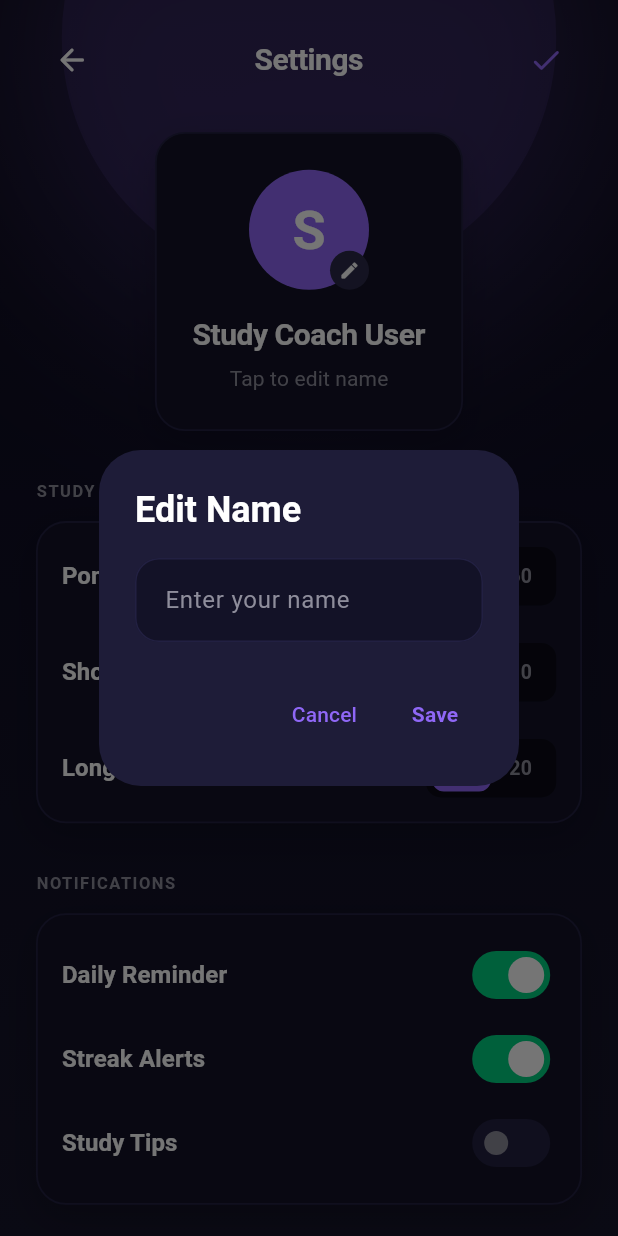
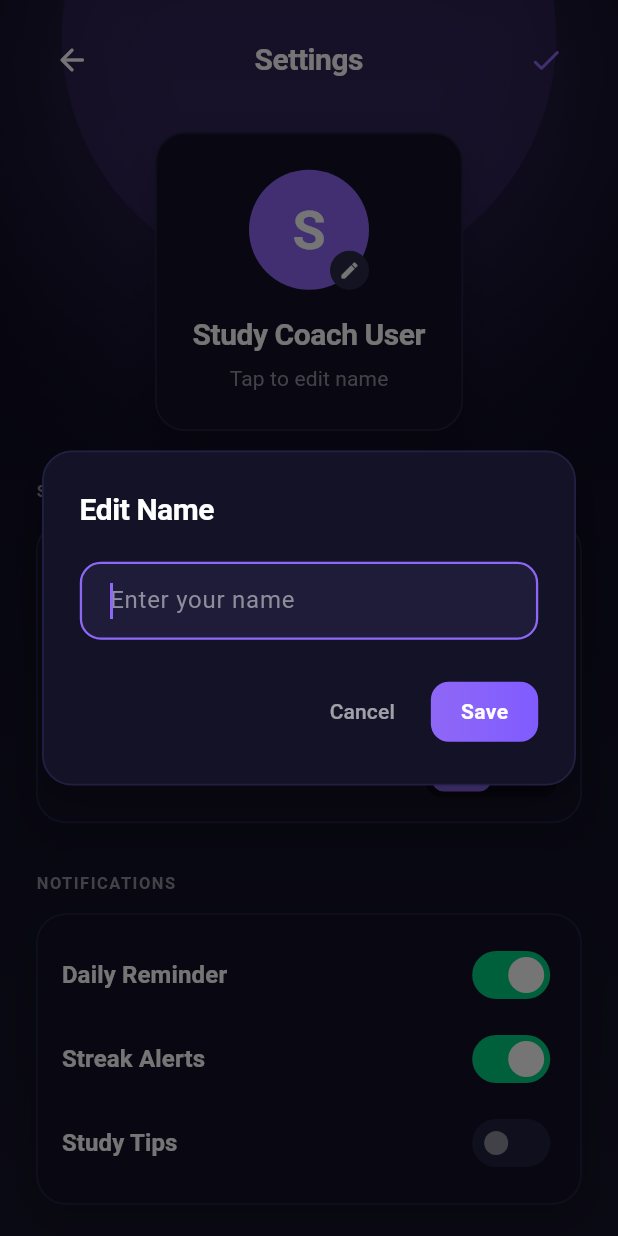
Before and after one commit to HasnainChd/study_coach_app, a Flutter app: the SettingsPage screen opened directly, after a tap on the "edit" icon, on a phone screen of 412 x 824 dp. Run offline on Flutter 3.47's test engine with Material 3 defaults, Android fonts, the phone set to English and light mode, and no system bars; our stand-ins replace flutter_bloc, flutter_dotenv, flutter_local_notifications, hive, hive_flutter, shared_preferences and 1 more; accounts and stored records are empty.

Commit message:
Persist theme; refine UI dialogs & spacing

```diff
--- a/lib/features/settings/presentation/pages/settings_page.dart
+++ b/lib/features/settings/presentation/pages/settings_page.dart
@@ -23,32 +23,82 @@ class SettingsPage extends StatelessWidget {
     showDialog(
       context: context,
       builder: (dialogContext) {
-        return AlertDialog(
-          backgroundColor:
-              isDark ? AppColors.darkOverlayBg : AppColors.lightCardBg,
-          title: Text(
+        return Dialog(
+          backgroundColor: Colors.transparent,
+          insetPadding: const EdgeInsets.symmetric(horizontal: 28),
+          child: GlassCard(
+            padding: const EdgeInsets.all(24),
+            child: Column(
+              mainAxisSize: MainAxisSize.min,
+              crossAxisAlignment: CrossAxisAlignment.start,
+              children: [
+                Text(
                   'Edit Name',
-            style: TextStyle(
-              color: isDark ? Colors.white : AppColors.lightTextPrimary,
-              fontWeight: FontWeight.bold,
+                  style: AppTextStyles.headingSmall.copyWith(
+                    color: isDark
+                        ? AppColors.darkTextPrimary
+                        : AppColors.lightTextPrimary,
                   ),
                 ),
-          content: TextField(
+                const SizedBox(height: 20),
+                TextField(
                   controller: controller,
+                  autofocus: true,
                   style: TextStyle(
                     color: isDark ? Colors.white : AppColors.lightTextPrimary,
                   ),
-            decoration: const InputDecoration(
+                  decoration: InputDecoration(
                     hintText: 'Enter your name',
+                    hintStyle: TextStyle(
+                      color: isDark
+                          ? AppColors.darkTextSecondary
+                          : AppColors.lightTextSecondary,
+                    ),
+                    filled: true,
+                    fillColor: isDark
+                        ? AppColors.darkOverlayBg
+                        : AppColors.lightBorder.withValues(alpha: 0.35),
+                    contentPadding: const EdgeInsets.symmetric(
+                      horizontal: 16,
+                      vertical: 14,
+                    ),
+                    border: OutlineInputBorder(
+                      borderRadius: BorderRadius.circular(14),
+                      borderSide: BorderSide.none,
+                    ),
+                    enabledBorder: OutlineInputBorder(
+                      borderRadius: BorderRadius.circular(14),
+                      borderSide: BorderSide(
+                        color: isDark
+                            ? AppColors.darkBorder
+                            : AppColors.lightBorder,
                       ),
                     ),
-          actions: [
+                    focusedBorder: OutlineInputBorder(
+                      borderRadius: BorderRadius.circular(14),
+                      borderSide: const BorderSide(
+                        color: AppColors.primary,
+                        width: 1.5,
+                      ),
+                    ),
+                  ),
+                ),
+                const SizedBox(height: 24),
+                Row(
+                  mainAxisAlignment: MainAxisAlignment.end,
+                  children: [
                     TextButton(
                       onPressed: () => Navigator.pop(dialogContext),
-              child: const Text('Cancel'),
+                      child: Text(
+                        'Cancel',
+                        style: TextStyle(
+                          color: isDark ? Colors.white60 : Colors.grey.shade600,
                         ),
-            TextButton(
-              onPressed: () async {
+                      ),
+                    ),
+                    const SizedBox(width: 12),
+                    InkWell(
+                      onTap: () async {
                         final newName = controller.text.trim();
                         if (newName.isNotEmpty) {
                           final prefs = await SharedPreferences.getInstance();
@@ -59,12 +109,35 @@ class SettingsPage extends StatelessWidget {
                           Navigator.pop(dialogContext);
                         }
                       },
+                      borderRadius: BorderRadius.circular(12),
+                      child: Container(
+                        padding: const EdgeInsets.symmetric(
+                          horizontal: 20,
+                          vertical: 10,
+                        ),
+                        decoration: BoxDecoration(
+                          gradient: const LinearGradient(
+                            colors: [
+                              AppColors.primary,
+                              Color(0xFF805CFF),
+                            ],
+                          ),
+                          borderRadius: BorderRadius.circular(12),
+                        ),
                         child: const Text(
                           'Save',
-                style: TextStyle(fontWeight: FontWeight.bold),
+                          style: TextStyle(
+                            color: Colors.white,
+                            fontWeight: FontWeight.bold,
+                          ),
+                        ),
                       ),
                     ),
                   ],
+                ),
+              ],
+            ),
+          ),
         );
       },
     );
@@ -511,9 +584,9 @@ class SettingsPage extends StatelessWidget {
                       ),
                       const SizedBox(height: 32),
 
-                      // ACCOUNT & DATA
+                      // AI COACH
                       Text(
-                        'ACCOUNT & DATA',
+                        'AI COACH',
                         style: AppTextStyles.labelSmall.copyWith(
                           color: isDark
                               ? AppColors.darkTextSecondary
@@ -522,49 +595,47 @@ class SettingsPage extends StatelessWidget {
                         ),
                       ),
                       const SizedBox(height: 12),
-                      GlassCard(
+                      SizedBox(
+                        width: double.infinity,
+                        child: GlassCard(
                           padding: const EdgeInsets.symmetric(
-                            horizontal: 16, vertical: 8),
+                            horizontal: 16,
+                            vertical: 12,
+                          ),
                           child: Column(
+                            crossAxisAlignment: CrossAxisAlignment.start,
                             children: [
-                            ListTile(
-                              contentPadding: EdgeInsets.zero,
-                              leading: const Icon(Icons.refresh_rounded, color: AppColors.primary),
-                              title: Text(
+                              GestureDetector(
+                                onTap: () => _showResetChatConfirmation(context),
+                                behavior: HitTestBehavior.opaque,
+                                child: Padding(
+                                  padding: const EdgeInsets.symmetric(vertical: 8),
+                                  child: Text(
+                                    'Reset Conversation',
+                                    style: AppTextStyles.bodyLarge.copyWith(
+                                      fontWeight: FontWeight.w600,
+                                      color: Colors.redAccent,
+                                    ),
+                                  ),
+                                ),
+                              ),
+                              GestureDetector(
+                                onTap: () =>
+                                    _showRegenerateConfirmation(context),
+                                behavior: HitTestBehavior.opaque,
+                                child: Padding(
+                                  padding: const EdgeInsets.symmetric(vertical: 8),
+                                  child: Text(
                                     'Regenerate Study Plan',
                                     style: AppTextStyles.bodyLarge.copyWith(
                                       fontWeight: FontWeight.w600,
-                                  color: isDark ? AppColors.darkTextPrimary : AppColors.lightTextPrimary,
+                                      color: AppColors.primary,
                                     ),
                                   ),
-                              subtitle: Text(
-                                'AI drafts a fresh plan with current subjects',
-                                style: AppTextStyles.bodySmall.copyWith(
-                                  color: isDark ? AppColors.darkTextSecondary : AppColors.lightTextSecondary,
                                 ),
                               ),
-                              onTap: () => _showRegenerateConfirmation(context),
+                            ],
                           ),
-                            const Divider(height: 1),
-                            ListTile(
-                              contentPadding: EdgeInsets.zero,
-                              leading: const Icon(Icons.chat_bubble_outline_rounded, color: Colors.redAccent),
-                              title: Text(
-                                'Reset Conversation',
-                                style: AppTextStyles.bodyLarge.copyWith(
-                                  fontWeight: FontWeight.w600,
-                                  color: isDark ? AppColors.darkTextPrimary : AppColors.lightTextPrimary,
-                                ),
-                              ),
-                              subtitle: Text(
-                                'Clear chat history with AI coach',
-                                style: AppTextStyles.bodySmall.copyWith(
-                                  color: isDark ? AppColors.darkTextSecondary : AppColors.lightTextSecondary,
-                                ),
-                              ),
-                              onTap: () => _showResetChatConfirmation(context),
-                            ),
-                          ],
                         ),
                       ),
                       const SizedBox(height: 32),
--- a/lib/main.dart
+++ b/lib/main.dart
@@ -70,6 +70,7 @@ void main() async {
       hasCompletedOnboarding ? AppScreen.dashboard : AppScreen.welcome;
 
   runApp(MyApp(
+    hiveBox: box,
     repository: repository,
     chatRepository: chatRepository,
     studyHistoryRepository: studyHistoryRepository,
@@ -80,6 +81,7 @@ void main() async {
 
 
 class MyApp extends StatelessWidget {
+  final Box hiveBox;
   final SubjectRepository repository;
   final ChatRepository chatRepository;
   final StudyHistoryRepository studyHistoryRepository;
@@ -88,6 +90,7 @@ class MyApp extends StatelessWidget {
 
   const MyApp({
     super.key,
+    required this.hiveBox,
     required this.repository,
     required this.chatRepository,
     required this.studyHistoryRepository,
@@ -99,7 +102,7 @@ class MyApp extends StatelessWidget {
   Widget build(BuildContext context) {
     return MultiBlocProvider(
       providers: [
-        BlocProvider<ThemeBloc>(create: (context) => ThemeBloc()),
+        BlocProvider<ThemeBloc>(create: (context) => ThemeBloc(hiveBox)),
         BlocProvider<NavigationBloc>(
           create: (context) => NavigationBloc(initialScreen: initialScreen),
         ),
```
Also changed, not shown: lib/features/bloc/theme_bloc.dart (+27 -8 lines), lib/features/chat/presentation/pages/coach_chat_page.dart (+33 -11 lines), lib/features/home/presentation/pages/home_dashboard_page.dart (+5 -5 lines). Lines whose indentation alone changed are shown as unchanged.
